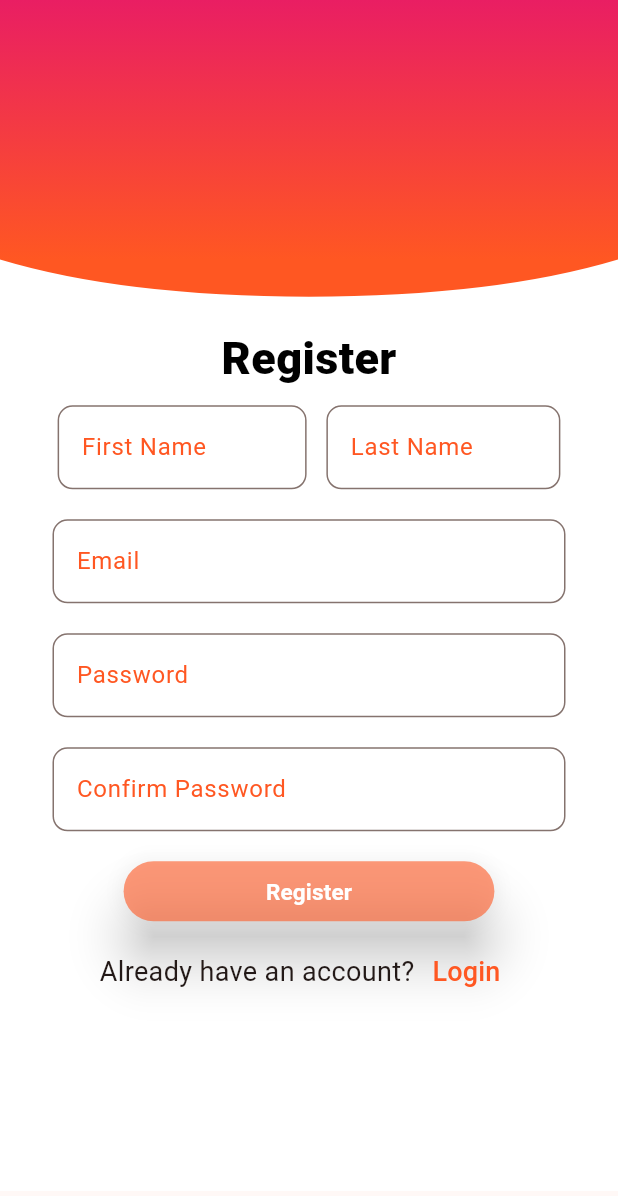
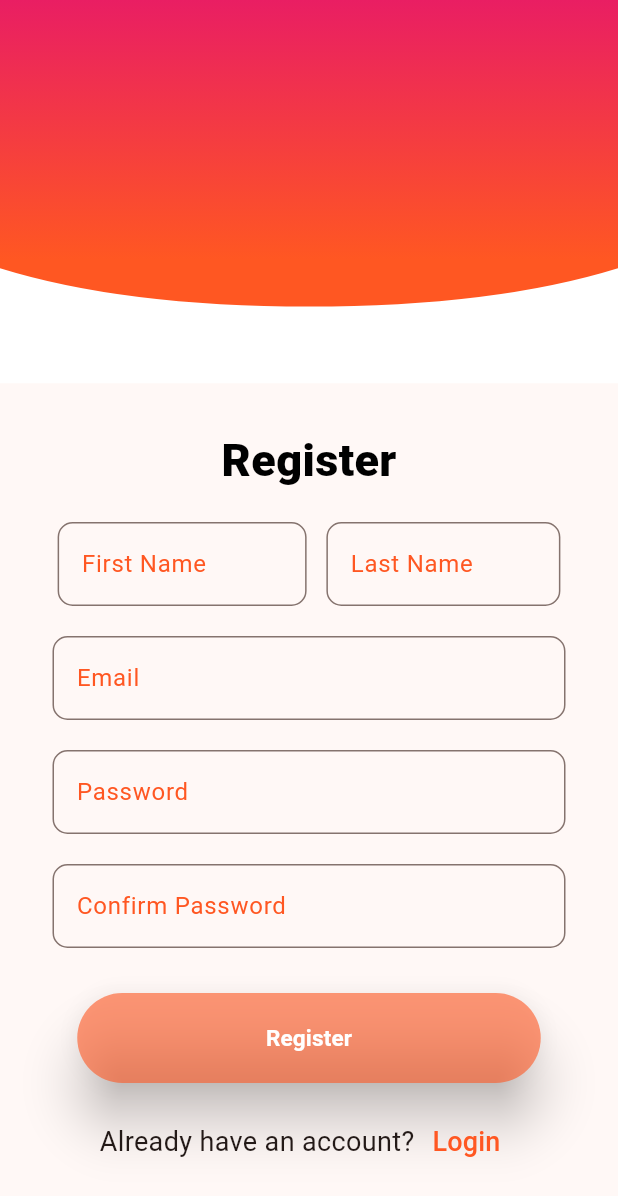
Before and after one commit to EshanRubbani/Dog-Match, a Flutter app: the screen it shows after launch, after a tap on "Register", on a phone screen of 412 x 824 dp. Shown: the top 1196 px of the screen. Run offline on Flutter 3.47's test engine with Material 3 defaults, Android fonts, the phone set to English and light mode, and no system bars; our stand-ins replace animated_text_kit, carousel_slider, cloud_firestore, file_picker, firebase_auth, firebase_core and 6 more; accounts and stored records are empty; generated files the repository leaves out were written again; Roboto replaces fonts that are missing (Popins).

Commit message:
Revert "test"
This reverts commit 167f3ff1547b25b9769bea5b9988545b9405c4a4.

```diff
--- a/lib/views/Auth/SignUp/signupMobile.dart
+++ b/lib/views/Auth/SignUp/signupMobile.dart
@@ -41,7 +41,7 @@ class _SignUpMobileState extends State<SignUpMobile> {
         children: [
           Container(
             height: MediaQuery.of(context).size.height * 0.3,
-
+            margin: const EdgeInsets.only(bottom: 60),
             width: double.infinity,
             decoration: const BoxDecoration(
               gradient: LinearGradient(
@@ -54,7 +54,7 @@ class _SignUpMobileState extends State<SignUpMobile> {
           CustomPaint(
             size: Size(
               MediaQuery.of(context).size.width,
-              MediaQuery.of(context).size.height * 0.30 ,
+              MediaQuery.of(context).size.height * 0.31,
             ),
             painter: CurvedPainter(),
           ),
@@ -64,17 +64,13 @@ class _SignUpMobileState extends State<SignUpMobile> {
               width: double.infinity,
               child: Column(
                 children: [
-                   Container(
-                    height: MediaQuery.of(context).size.height * 0.30 -30,
-                    ),
+                  const SizedBox(height: 275),
                   Container(
-                    height: MediaQuery.of(context).size.height - MediaQuery.of(context).size.height * 0.30,
-                    color: Colors.white,
-
+                    height: MediaQuery.of(context).size.height - 280,
                     width: double.infinity,
                     child: Column(
                       children: [
-
+                        SizedBox(height: 10),
                         Hero(
                           tag: "Sign Up",
                           child: Text(
@@ -87,11 +83,11 @@ class _SignUpMobileState extends State<SignUpMobile> {
                           ),
                         ),
                         Container(
-
-
+                          height: 480,
+                          width: double.infinity,
                           child: Column(
                             children: [
-                              SizedBox(height: 10),
+                              SizedBox(height: 20),
                               Row(
                                 mainAxisAlignment: MainAxisAlignment.center,
                                 children: [
@@ -202,10 +198,10 @@ class _SignUpMobileState extends State<SignUpMobile> {
                                       ),
                                     ),
                                   )),
-                              SizedBox(height: 20),
+                              SizedBox(height: 30),
                               Container(
-                                width: MediaQuery.of(context).size.width * 0.60,
-                                height: 40,
+                                width: MediaQuery.of(context).size.width * 0.75,
+                                height: 60,
                                 child: ElevatedButton(
                                   style: ElevatedButton.styleFrom(
                                       backgroundColor:
@@ -234,7 +230,7 @@ class _SignUpMobileState extends State<SignUpMobile> {
                                 ),
                               ),
                               SizedBox(
-                                height: 10,
+                                height: 15,
                               ),
                               Row(
                                 mainAxisAlignment: MainAxisAlignment.center,
--- a/lib/views/Auth/SigninOrSignUp/signUpsigninMobile.dart
+++ b/lib/views/Auth/SigninOrSignUp/signUpsigninMobile.dart
@@ -92,14 +92,17 @@ class _SignUpsigninMobileState extends State<SignUpsigninMobile> {
                     )
                   ],
                 ),
-                 Container(
-                  height: 20,
+                const SizedBox(
+                  height: 150,
                 ),
                 Container(
-
-
+                  width: MediaQuery.of(context).size.width,
+                  height: MediaQuery.of(context).size.height * 0.4 - 100,
+                  child: Container(
+                    height: 400,
                     width: 150,
-                  child: Image.asset('assets/logo.png'),
+                    child: Image.asset('assets/logo.png'),
+                  ),
                 ),
                 Container(
                   height: 75,
@@ -125,7 +128,9 @@ class _SignUpsigninMobileState extends State<SignUpsigninMobile> {
                     width: MediaQuery.of(context).size.width,
                     child: Column(
                       children: [
-
+                        const SizedBox(
+                          height: 50,
+                        ),
                         Container(
                           width: MediaQuery.of(context).size.width / 2 + 80,
                           height: 60,
@@ -184,7 +189,7 @@ class _SignUpsigninMobileState extends State<SignUpsigninMobile> {
                           ),
                         ),
                         const SizedBox(
-                          height: 20,
+                          height: 30,
                         ),
                         Container(
                           child: Text(
@@ -198,7 +203,7 @@ class _SignUpsigninMobileState extends State<SignUpsigninMobile> {
                           ),
                         ),
                         const SizedBox(
-                          height: 20,
+                          height: 30,
                         ),
                         Container(
                           width: MediaQuery.of(context).size.width / 2 + 80,
```
Also changed, not shown: 1 other file.
